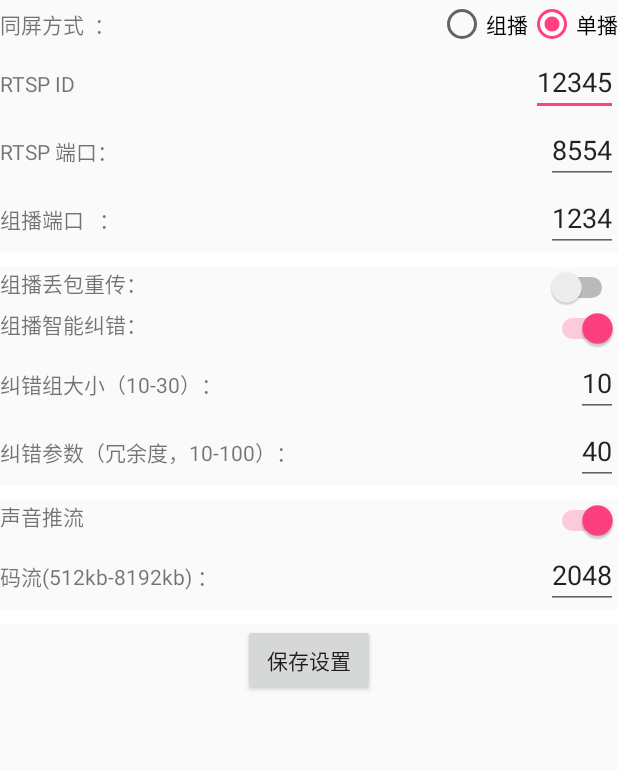
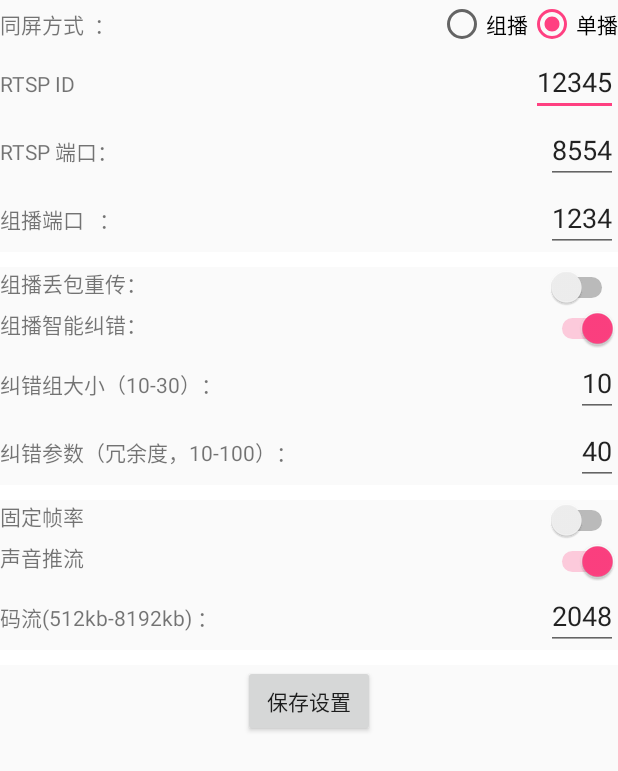
Before and after one commit to tsingsee/EasyScreenLive, an Android app: the SettingActivity screen opened directly, with no data from a screen before it, after a tap on "保存设置", on a phone screen of 412 x 824 dp. Shown: the top 771 px of the screen. Run offline under Robolectric (Android 15) with nearby library versions, the phone set to English and light mode, and no system bars; our stand-ins replace data binding; 3 other taps on this screen came first.

```diff
--- a/EasyScreenLive-Android/EasyScreenLive/build.gradle
+++ b/EasyScreenLive-Android/EasyScreenLive/build.gradle
@@ -6,8 +6,8 @@ android {
         applicationId "org.easydarwin.easyscreenlive"
         minSdkVersion 21
         targetSdkVersion 26
-        versionCode 5
-        versionName "1.0.18.5.5"
+        versionCode 6
+        versionName "1.0.18.5.24"
         testInstrumentationRunner "android.support.test.runner.AndroidJUnitRunner"
         externalNativeBuild {
             cmake {
@@ -19,7 +19,7 @@ android {
             // libraries Gradle should build and package with your APK.
 //            abiFilters 'x86', 'x86_64', 'armeabi', 'armeabi-v7a',
 //                    'arm64-v8a'
-            abiFilters 'armeabi-v7a'
+            abiFilters 'armeabi-v7a','arm64-v8a','x86','x86_64'
         }
     }
     buildTypes {
--- a/EasyScreenLive-Android/EasyScreenLive/src/main/java/org/easydarwin/easyscreenlive/config/Config.java
+++ b/EasyScreenLive-Android/EasyScreenLive/src/main/java/org/easydarwin/easyscreenlive/config/Config.java
@@ -30,6 +30,7 @@ public class Config {
 
     public static final String  LIVE_TYPE = "LIVE_TYPE";
     public static final String  LIVE_MUL_PORT = "LIVE_MUL_PORT";
+    public static final String  LIVE_ENABLE_FRAME = "LIVE_ENABLE_FRAME";
     public static final String  LIVE_ENABLE_AUDIO_PUSH = "LIVE_ENABLE_AUDIO_PUSH";
     public static final String  LIVE_BIT_RATE = "LIVE_BIT_RATE";
 
@@ -55,6 +56,16 @@ public class Config {
     static public  String getEnableAudio(Context context) {
         SharedPreferences sharedPreferences = context.getSharedPreferences(CommonConstants.SP_NAME, MODE_PRIVATE);
         String liveType = sharedPreferences.getString(Config.LIVE_ENABLE_AUDIO_PUSH, "0");
+        return liveType;
+    }
+
+    static public void saveEnableFrame(Context context,String value) {
+        saveStringIntoPref(context, Config.LIVE_ENABLE_FRAME,  value);
+    }
+
+    static public  String getEnableFrame(Context context) {
+        SharedPreferences sharedPreferences = context.getSharedPreferences(CommonConstants.SP_NAME, MODE_PRIVATE);
+        String liveType = sharedPreferences.getString(Config.LIVE_ENABLE_FRAME, "1");
         return liveType;
     }
 
--- a/EasyScreenLive-Android/EasyScreenLive/src/main/java/org/easydarwin/easyscreenlive/ui/setting/SettingActivity.java
+++ b/EasyScreenLive-Android/EasyScreenLive/src/main/java/org/easydarwin/easyscreenlive/ui/setting/SettingActivity.java
@@ -17,6 +17,7 @@ public class SettingActivity extends AppCompatActivity implements View.OnClickLi
 
     boolean eanbleMulticast = false;
     boolean enableAudioPush = false;
+    boolean enableFrame     = false;
     boolean enableFec = false;
     boolean enableArq = false;
     private ActivitySettingBinding mBinding;
@@ -38,6 +39,7 @@ public class SettingActivity extends AppCompatActivity implements View.OnClickLi
         mBinding.buttonMulticastType.setOnCheckedChangeListener(this);
         mBinding.buttonUnicastType.setOnCheckedChangeListener(this);
         mBinding.switchEnableAudio.setOnClickListener(this);
+        mBinding.switchEnableFrame.setOnClickListener(this);
         mBinding.switchEnableFec.setOnClickListener(this);
         mBinding.switchEnableArq.setOnClickListener(this);
 
@@ -55,6 +57,14 @@ public class SettingActivity extends AppCompatActivity implements View.OnClickLi
         } else {
             enableAudioPush = false;
             mBinding.switchEnableAudio.setChecked(false);
+        }
+
+        if(Config.getEnableFrame(this).equals("1")) {
+            enableFrame = true;
+            mBinding.switchEnableFrame.setChecked(true);
+        } else {
+            enableFrame = false;
+            mBinding.switchEnableFrame.setChecked(false);
         }
 
         if(Config.getEnableArq(this).equals("1")) {
@@ -82,6 +92,13 @@ public class SettingActivity extends AppCompatActivity implements View.OnClickLi
                     enableAudioPush = true;
                 } else {
                     enableAudioPush = false;
+                }
+                break;
+            case R.id.switch_enable_frame:
+                if(mBinding.switchEnableFrame.isChecked()) {
+                    enableFrame = true;
+                } else {
+                    enableFrame = false;
                 }
                 break;
             case R.id.button_save:
@@ -143,6 +160,11 @@ public class SettingActivity extends AppCompatActivity implements View.OnClickLi
         } else {
             Config.saveEnableAudio(this,"0");
         }
+        if (enableFrame) {
+            Config.saveEnableFrame(this, "1");
+        } else {
+            Config.saveEnableFrame(this,"0");
+        }
 
         if (enableArq) {
             Config.saveEnableArq(this, "1");
--- a/EasyScreenLive-Android/EasyScreenLive/src/main/res/layout/activity_setting.xml
+++ b/EasyScreenLive-Android/EasyScreenLive/src/main/res/layout/activity_setting.xml
@@ -173,6 +173,25 @@
             android:background="#ffffff"
             />
         <LinearLayout
+            android:id="@+id/layout_enable_frame"
+            android:layout_width="match_parent"
+            android:layout_height="match_parent"
+            android:orientation="horizontal">
+            <TextView
+                android:id="@+id/text_eanble_frame"
+                android:layout_width="wrap_content"
+                android:layout_height="wrap_content"
+                android:layout_weight="1"
+                android:text="固定帧率" />
+            <Switch
+                android:id="@+id/switch_enable_frame"
+                android:layout_width="wrap_content"
+                android:layout_height="wrap_content"
+                android:layout_gravity="right"
+                android:textOff="off"
+                android:textOn="on"/>
+        </LinearLayout>
+        <LinearLayout
             android:id="@+id/layout_enable_audio"
             android:layout_width="match_parent"
             android:layout_height="match_parent"
--- a/EasyScreenLive-Android/rtspservice/build.gradle
+++ b/EasyScreenLive-Android/rtspservice/build.gradle
@@ -14,7 +14,7 @@ android {
             // libraries Gradle should build and package with your APK.
 //            abiFilters 'x86', 'x86_64', 'armeabi', 'armeabi-v7a',
 //                    'arm64-v8a'
-            abiFilters 'armeabi-v7a'
+            abiFilters 'armeabi-v7a','arm64-v8a','x86','x86_64'
         }
     }
 
```
Also changed, not shown: EasyScreenLive-Android/EasyScreenLive/src/main/java/org/easydarwin/easyscreenlive/screen_live/ScreenLiveManager.java (+10 -2 lines), 12 other files.
